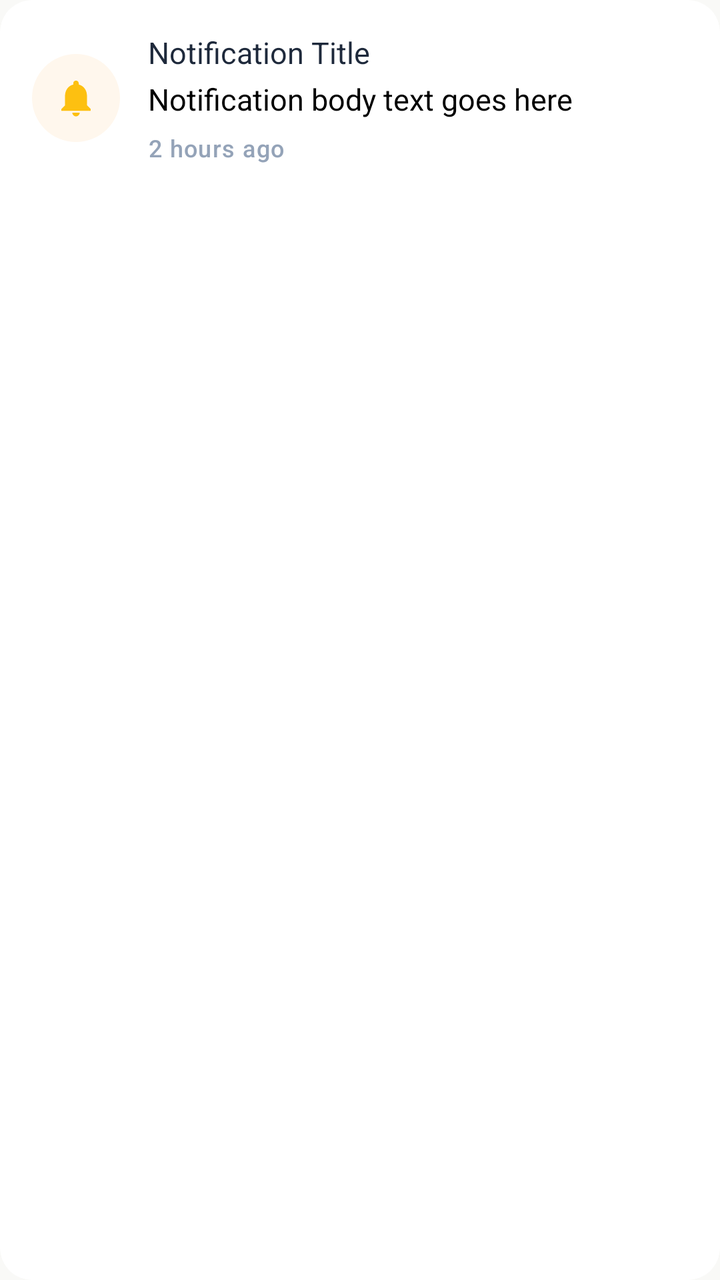
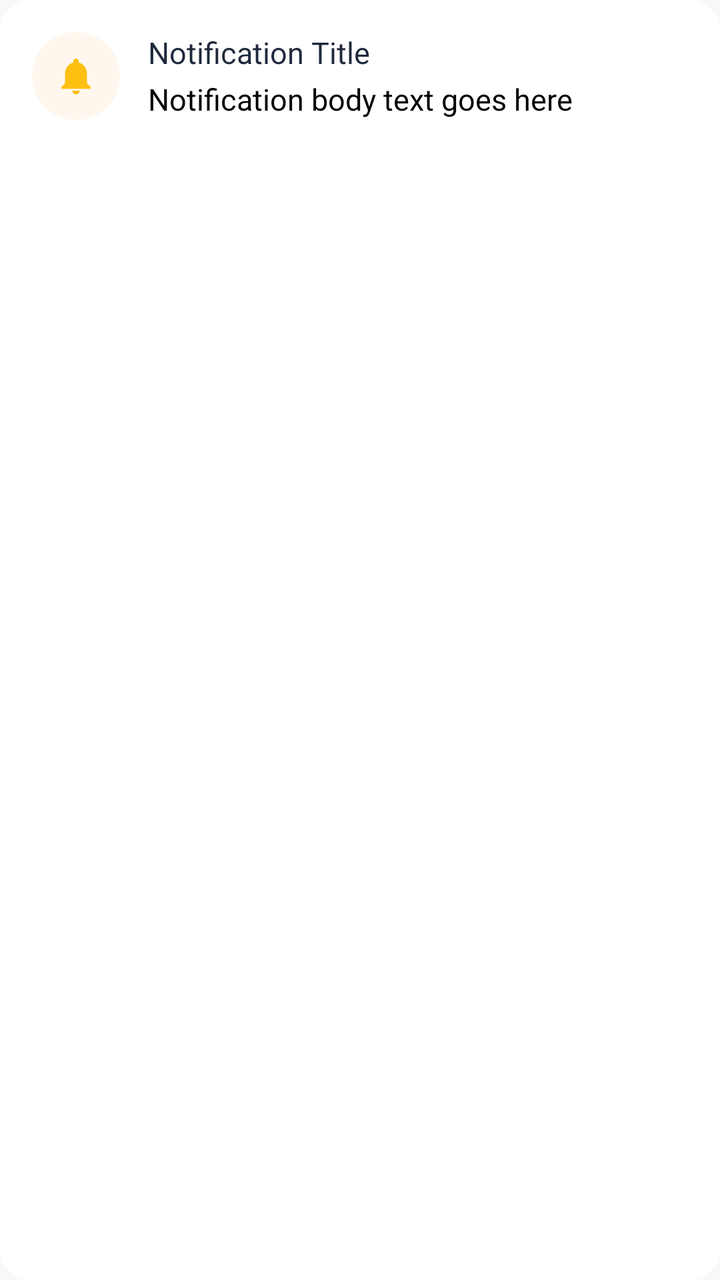

Two renders of the same Android screen: before a commit and after it. Below are the layout's source before the change and the commit's diff.
<!-- AndroidManifest.xml: application theme Theme.BeckieDealApp -->
<!-- res/layout/item_notification.xml -->
﻿<?xml version="1.0" encoding="utf-8"?>
<com.google.android.material.card.MaterialCardView xmlns:android="http://schemas.android.com/apk/res/android"
    xmlns:app="http://schemas.android.com/apk/res-auto"
    android:layout_width="match_parent"
    android:layout_height="wrap_content"
    android:layout_marginBottom="10dp"
    app:cardCornerRadius="16dp"
    app:cardElevation="0dp"
    app:strokeWidth="0dp"
    app:cardBackgroundColor="@color/surface">

    <LinearLayout
        android:layout_width="match_parent"
        android:layout_height="wrap_content"
        android:orientation="horizontal"
        android:padding="16dp"
        android:gravity="center_vertical">

        
        <View
            android:id="@+id/unreadDot"
            android:layout_width="8dp"
            android:layout_height="8dp"
            android:layout_marginEnd="12dp"
            android:background="@drawable/dot_active"
            android:visibility="gone" />

        
        <FrameLayout
            android:layout_width="44dp"
            android:layout_height="44dp"
            android:layout_marginEnd="14dp">

            <View
                android:id="@+id/iconBackground"
                android:layout_width="44dp"
                android:layout_height="44dp"
                android:background="@drawable/notification_icon_bg" />

            <ImageView
                android:id="@+id/notificationTypeIcon"
                android:layout_width="22dp"
                android:layout_height="22dp"
                android:layout_gravity="center"
                android:src="@drawable/ic_notifications"
                app:tint="@color/primary" />
        </FrameLayout>

        
        <LinearLayout
            android:layout_width="0dp"
            android:layout_height="wrap_content"
            android:layout_weight="1"
            android:orientation="vertical">

            <TextView
                android:id="@+id/notificationTitle"
                android:layout_width="match_parent"
                android:layout_height="wrap_content"
                android:text="Notification Title"
                android:textAppearance="@style/TextAppearance.App.CardProductName"
                android:maxLines="1"
                android:ellipsize="end" />

            <TextView
                android:id="@+id/notificationBody"
                android:layout_width="match_parent"
                android:layout_height="wrap_content"
                android:layout_marginTop="3dp"
                android:text="Notification body text goes here"
                android:textAppearance="@style/TextAppearance.App.Body"
                android:maxLines="2"
                android:ellipsize="end" />

            <TextView
                android:id="@+id/notificationTime"
                android:layout_width="wrap_content"
                android:layout_height="wrap_content"
                android:layout_marginTop="6dp"
                android:text="2 hours ago"
                android:textAppearance="@style/TextAppearance.App.Label"
                android:textAllCaps="false"
                android:textColor="@color/text_muted" />

        </LinearLayout>

    </LinearLayout>

</com.google.android.material.card.MaterialCardView>
<!-- resources referenced by this layout -->
<resources>
  <color name="primary">#FDC011</color>
  <color name="surface">#FFFFFF</color>
  <color name="text_muted">#94A3B8</color>
  <!-- drawable dot_active (drawable) -->
  <?xml version="1.0" encoding="utf-8"?>
  <shape xmlns:android="http://schemas.android.com/apk/res/android"
      android:shape="rectangle">
      <corners android:radius="3dp" />
      <solid android:color="#F97316" />
  </shape>
  <!-- drawable notification_icon_bg (drawable) -->
  <?xml version="1.0" encoding="utf-8"?>
  <shape xmlns:android="http://schemas.android.com/apk/res/android"
      android:shape="oval">
      <solid android:color="@color/badge_bg" />
      <size android:width="40dp" android:height="40dp" />
  </shape>
  <style name="TextAppearance.App.CardProductName" parent="TextAppearance.Material3.BodyLarge">
          <item name="android:fontFamily">@font/synonym_medium</item>
          <item name="android:textSize">15sp</item>
          <item name="android:letterSpacing">0</item>
          <item name="android:textColor">@color/text_primary</item>
      </style>
  <style name="Theme.BeckieDealApp" parent="Base.Theme.BeckieDealApp">
          <item name="buttonStyle">@style/Widget.App.Button</item>
          <item name="materialButtonStyle">@style/Widget.App.Button</item>
      </style>
  <color name="badge_bg">#FFF7ED</color>
  <color name="text_primary">#1E293B</color>
  <color name="text_secondary">#64748B</color>
  <style name="Widget.App.Button" parent="Widget.Material3.Button">
          <item name="shapeAppearance">@style/ShapeAppearance.App.Button.Pill</item>
          <item name="android:textAppearance">@style/TextAppearance.App.Button</item>
      </style>
  <color name="on_primary">#FFFFFF</color>
  <color name="primary_container">#FDC011</color>
  <color name="on_primary_container">#582200</color>
  <color name="background">#F9F9F7</color>
  <color name="chip_selected_bg">#3E2723</color>
  <color name="on_surface">#251913</color>
  <style name="TextAppearance.App.ScreenTitle" parent="TextAppearance.Material3.HeadlineMedium">
          <item name="android:fontFamily">@font/amulya_bold</item>
          <item name="android:textSize">28sp</item>
          <item name="android:letterSpacing">-0.02</item>
          <item name="android:textColor">#000000</item>
      </style>
  <style name="TextAppearance.App.ProductName" parent="TextAppearance.Material3.HeadlineSmall">
          <item name="android:fontFamily">@font/amulya_bold</item>
          <item name="android:textSize">24sp</item>
          <item name="android:letterSpacing">-0.02</item>
          <item name="android:textColor">@color/text_primary</item>
      </style>
  <style name="TextAppearance.App.PriceHero" parent="TextAppearance.Material3.TitleLarge">
          <item name="android:fontFamily">@font/amulya_bold</item>
          <item name="android:textSize">22sp</item>
          <item name="android:letterSpacing">-0.01</item>
          <item name="android:textColor">@color/text_primary</item>
      </style>
  <style name="TextAppearance.App.SectionHeader" parent="TextAppearance.Material3.TitleMedium">
          <item name="android:fontFamily">@font/amulya_bold</item>
          <item name="android:textSize">18sp</item>
          <item name="android:letterSpacing">-0.01</item>
          <item name="android:textColor">@color/text_primary</item>
      </style>
  <style name="TextAppearance.App.Button" parent="TextAppearance.Material3.LabelLarge">
          <item name="android:fontFamily">@font/synonym_semibold</item>
          <item name="android:textSize">15sp</item>
          <item name="android:letterSpacing">0.01</item>
          <item name="android:textAllCaps">false</item>
      </style>
  <style name="ShapeAppearance.App.Button.Pill" parent="">
          <item name="cornerFamily">rounded</item>
          <item name="cornerSize">50%</item>
      </style>
  <color name="nav_indicator_fill">#FFF1EB</color>
  <style name="ShapeAppearance.App.BottomNav.ActiveIndicator" parent="">
          <item name="cornerFamily">rounded</item>
          <item name="cornerSize">50%</item>
      </style>
  <!-- unchanged entries left out for length: 7 -->
</resources>

<!-- the commit's change to res/layout/item_notification.xml (unified diff, before → after) -->
@@ -80,7 +80,8 @@
                 android:text="2 hours ago"
                 android:textAppearance="@style/TextAppearance.App.Label"
                 android:textAllCaps="false"
-                android:textColor="@color/text_muted" />
+                android:textColor="@color/text_muted"
+                android:visibility="gone" />
 
         </LinearLayout>
 
